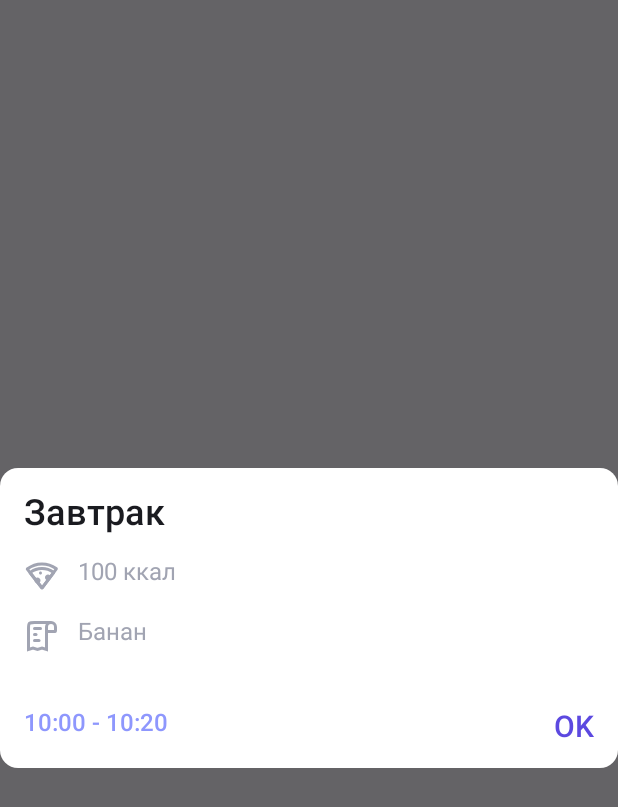
After one commit to L11D/elephant-meal, an Android app built with Jetpack Compose: the composable MealtimeDialog shown on its own in the app's theme, on a phone screen of 412 x 824 dp. The commit adds this screen. Shown: the top 807 px of the screen. Run offline under Robolectric (Android 15) with nearby library versions, the phone set to English and light mode, and no system bars; our stand-ins replace Dagger/Hilt's generated code; 3 statements that could not run were skipped.

Commit message:
Добавлен диалог просмотра приёма пищи

```diff
--- /dev/null
+++ b/mobile/ElephantMeal/app/src/main/java/com/example/elephantmeal/week_screen/presentation/MealtimeDialog.kt
@@ -0,0 +1,152 @@
+package com.example.elephantmeal.week_screen.presentation
+
+import androidx.compose.foundation.Image
+import androidx.compose.foundation.background
+import androidx.compose.foundation.clickable
+import androidx.compose.foundation.interaction.MutableInteractionSource
+import androidx.compose.foundation.layout.Column
+import androidx.compose.foundation.layout.Row
+import androidx.compose.foundation.layout.Spacer
+import androidx.compose.foundation.layout.fillMaxWidth
+import androidx.compose.foundation.layout.height
+import androidx.compose.foundation.layout.padding
+import androidx.compose.material3.Card
+import androidx.compose.material3.CardDefaults
+import androidx.compose.material3.Text
+import androidx.compose.runtime.Composable
+import androidx.compose.runtime.collectAsState
+import androidx.compose.runtime.getValue
+import androidx.compose.runtime.remember
+import androidx.compose.ui.Modifier
+import androidx.compose.ui.graphics.Color
+import androidx.compose.ui.graphics.vector.ImageVector
+import androidx.compose.ui.res.stringResource
+import androidx.compose.ui.res.vectorResource
+import androidx.compose.ui.text.TextStyle
+import androidx.compose.ui.text.font.FontWeight
+import androidx.compose.ui.unit.dp
+import androidx.compose.ui.unit.sp
+import androidx.compose.ui.window.Dialog
+import androidx.hilt.navigation.compose.hiltViewModel
+import com.example.elephantmeal.R
+import com.example.elephantmeal.day_screen.domain.Mealtime
+import com.example.elephantmeal.ui.theme.DarkGrayColor
+import com.example.elephantmeal.ui.theme.LightBlueColor
+import com.example.elephantmeal.ui.theme.PrimaryColor
+import com.example.elephantmeal.week_screen.view_model.WeekViewModel
+
+@Composable
+fun MealtimeDialog(
+    viewModel: WeekViewModel = hiltViewModel()
+) {
+    val state by viewModel.state.collectAsState()
+
+    Dialog(
+        onDismissRequest = {
+            viewModel.dismissMealtimeDialog()
+        }
+    ) {
+        Card(
+            modifier = Modifier
+                .height(200.dp)
+                .fillMaxWidth(),
+            colors = CardDefaults.cardColors(
+                containerColor = Color.White
+            )
+        ) {
+            Column(
+                modifier = Modifier
+                    .padding(16.dp, 16.dp)
+            ) {
+                // Название приёма пищи
+                Text(
+                    text = state.dialogMealtime.name,
+                    style = TextStyle(
+                        fontSize = 24.sp,
+                        fontWeight = FontWeight.SemiBold
+                    )
+                )
+
+                // Калорийность пищи
+                Row(
+                    modifier = Modifier
+                        .padding(0.dp, 16.dp, 0.dp, 0.dp)
+                ) {
+                    Image(
+                        imageVector = ImageVector.vectorResource(id = R.drawable.caloric_icon),
+                        contentDescription = stringResource(id = R.string.caloric_icon_description)
+                    )
+
+                    Text(
+                        modifier = Modifier
+                            .padding(12.dp, 0.dp),
+                        text = state.dialogMealtime.caloric.toString() + " " + stringResource(id = R.string.kcal),
+                        style = TextStyle(
+                            fontSize = 16.sp,
+                            color = DarkGrayColor
+                        )
+                    )
+                }
+
+                // Рецепт
+                Row(
+                    modifier = Modifier
+                        .padding(0.dp, 16.dp, 0.dp, 0.dp)
+                ) {
+                    Image(
+                        imageVector = ImageVector.vectorResource(id = R.drawable.paper_icon),
+                        contentDescription = stringResource(id = R.string.paper_icon_description)
+                    )
+
+                    Text(
+                        modifier = Modifier
+                            .padding(12.dp, 0.dp),
+                        text = state.dialogMealtime.receipt,
+                        style = TextStyle(
+                            fontSize = 16.sp,
+                            color = DarkGrayColor
+                        )
+                    )
+                }
+
+                Spacer(modifier = Modifier.weight(1f))
+
+                Row {
+                    // Время приёма пищи
+                    Text(
+                        text = "${state.dialogMealtime.startTime} - ${state.dialogMealtime.endTime}",
+                        style = TextStyle(
+                            fontSize = 16.sp,
+                            fontWeight = FontWeight.SemiBold,
+                            color = LightBlueColor
+                        )
+                    )
+
+                    Spacer(modifier = Modifier.weight(1f))
+
+                    val interactionSource = remember {
+                        MutableInteractionSource()
+                    }
+
+                    // Кнопка закрытия диалога
+                    Text(
+                        modifier = Modifier
+                            .clickable(
+                                indication = null,
+                                interactionSource = interactionSource
+                            ) {
+                                viewModel.dismissMealtimeDialog()
+                            },
+                        text = stringResource(id = R.string.ok),
+                        style = TextStyle(
+                            fontSize = 20.sp,
+                            fontWeight = FontWeight.Medium,
+                            color = PrimaryColor
+                        )
+                    )
+                }
+
+            }
+        }
+    }
+}
--- a/mobile/ElephantMeal/app/src/main/java/com/example/elephantmeal/week_screen/presentation/WeekTable.kt
+++ b/mobile/ElephantMeal/app/src/main/java/com/example/elephantmeal/week_screen/presentation/WeekTable.kt
@@ -1,8 +1,8 @@
 package com.example.elephantmeal.week_screen.presentation
 
-import androidx.compose.foundation.OverscrollEffect
 import androidx.compose.foundation.background
-import androidx.compose.foundation.horizontalScroll
+import androidx.compose.foundation.clickable
+import androidx.compose.foundation.interaction.MutableInteractionSource
 import androidx.compose.foundation.layout.Box
 import androidx.compose.foundation.layout.Column
 import androidx.compose.foundation.layout.Row
@@ -14,13 +14,12 @@ import androidx.compose.foundation.layout.height
 import androidx.compose.foundation.layout.offset
 import androidx.compose.foundation.layout.padding
 import androidx.compose.foundation.layout.width
-import androidx.compose.foundation.overscroll
-import androidx.compose.foundation.rememberScrollState
 import androidx.compose.foundation.shape.RoundedCornerShape
 import androidx.compose.material3.Text
 import androidx.compose.runtime.Composable
 import androidx.compose.runtime.collectAsState
 import androidx.compose.runtime.getValue
+import androidx.compose.runtime.remember
 import androidx.compose.ui.Alignment
 import androidx.compose.ui.Modifier
 import androidx.compose.ui.draw.clip
@@ -153,7 +152,7 @@ fun DayOfWeekColumn(
         var filledCount = 0
 
         state.weekRation.filter { it.dateTime.dayOfMonth == day.day }.forEach {
-            DisplayMealtime(it)
+            MealtimeElement(it)
             filledCount++
         }
 
@@ -210,9 +209,21 @@ fun DateTableHeader(
 
 // Отображение приёма пищи
 @Composable
-fun DisplayMealtime(
-    mealtime: Mealtime
+fun MealtimeElement(
+    mealtime: Mealtime,
+    viewModel: WeekViewModel = hiltViewModel()
 ) {
+    val state by viewModel.state.collectAsState()
+
+    val interactionSource = remember {
+        MutableInteractionSource()
+    }
+
+    // Диалог просмотра приёма пищи
+    if (state.isMealtimeDialogVisible)
+        MealtimeDialog()
+
+    // Ячейка таблицы с приёмом пищи
     Box(
         modifier = Modifier
             .height(96.dp)
@@ -223,6 +234,12 @@ fun DisplayMealtime(
                 .fillMaxSize()
                 .clip(RoundedCornerShape(4.dp))
                 .background(PaleBlueColor)
+                .clickable(
+                    indication = null,
+                    interactionSource = interactionSource
+                ) {
+                    viewModel.showMealtimeDialog(mealtime)
+                }
         ) {
             Text(
                 modifier = Modifier
--- a/mobile/ElephantMeal/app/src/main/java/com/example/elephantmeal/week_screen/view_model/WeekUiState.kt
+++ b/mobile/ElephantMeal/app/src/main/java/com/example/elephantmeal/week_screen/view_model/WeekUiState.kt
@@ -3,6 +3,7 @@ package com.example.elephantmeal.week_screen.view_model
 import com.example.elephantmeal.R
 import com.example.elephantmeal.day_screen.domain.Mealtime
 import com.example.elephantmeal.week_screen.domain.WeekDate
+import java.time.LocalDate
 
 data class WeekUiState(
     val week: List<WeekDate> = listOf(
@@ -13,5 +14,14 @@ data class WeekUiState(
         )
     ),
     val weekRation: List<Mealtime> = listOf(),
-    val maxMealtimes: Int = 0
+    val maxMealtimes: Int = 0,
+    val isMealtimeDialogVisible: Boolean = false,
+    val dialogMealtime: Mealtime = Mealtime(
+        name = "Завтрак",
+        caloric = 100,
+        receipt = "Банан",
+        startTime = "10:00",
+        endTime = "10:20",
+        dateTime = LocalDate.now()
+    )
 )
--- a/mobile/ElephantMeal/app/src/main/java/com/example/elephantmeal/week_screen/view_model/WeekViewModel.kt
+++ b/mobile/ElephantMeal/app/src/main/java/com/example/elephantmeal/week_screen/view_model/WeekViewModel.kt
@@ -1,6 +1,7 @@
 package com.example.elephantmeal.week_screen.view_model
 
 import androidx.lifecycle.ViewModel
+import com.example.elephantmeal.day_screen.domain.Mealtime
 import com.example.elephantmeal.week_screen.domain.WeekUseCase
 import dagger.hilt.android.lifecycle.HiltViewModel
 import kotlinx.coroutines.flow.MutableStateFlow
@@ -36,6 +37,7 @@ class WeekViewModel @Inject constructor(
         updateWeekRation()
     }
 
+    // Получение рациона на неделю
     private fun updateWeekRation() {
         val week = _weekUseCase.getWeek(currentDate)
         val weekRation = _weekUseCase.getWeekRation(week)
@@ -48,4 +50,23 @@ class WeekViewModel @Inject constructor(
             )
         }
     }
+
+    // Открытие диалога просмотра приёма пищи
+    fun showMealtimeDialog(mealtime: Mealtime) {
+        _state.update { currentState ->
+            currentState.copy(
+                isMealtimeDialogVisible = true,
+                dialogMealtime = mealtime
+            )
+        }
+    }
+
+    // Закрытие диалога просмотра приёма пищи
+    fun dismissMealtimeDialog() {
+        _state.update { currentState ->
+            currentState.copy(
+                isMealtimeDialogVisible = false
+            )
+        }
+    }
 }
--- a/mobile/ElephantMeal/app/src/main/res/values/strings.xml
+++ b/mobile/ElephantMeal/app/src/main/res/values/strings.xml
@@ -110,4 +110,5 @@
     <string name="of_november">ноября</string>
     <string name="of_december">декабря</string>
     <string name="mealtime_order">-й приём пищи</string>
+    <string name="ok">OK</string>
 </resources>
```
